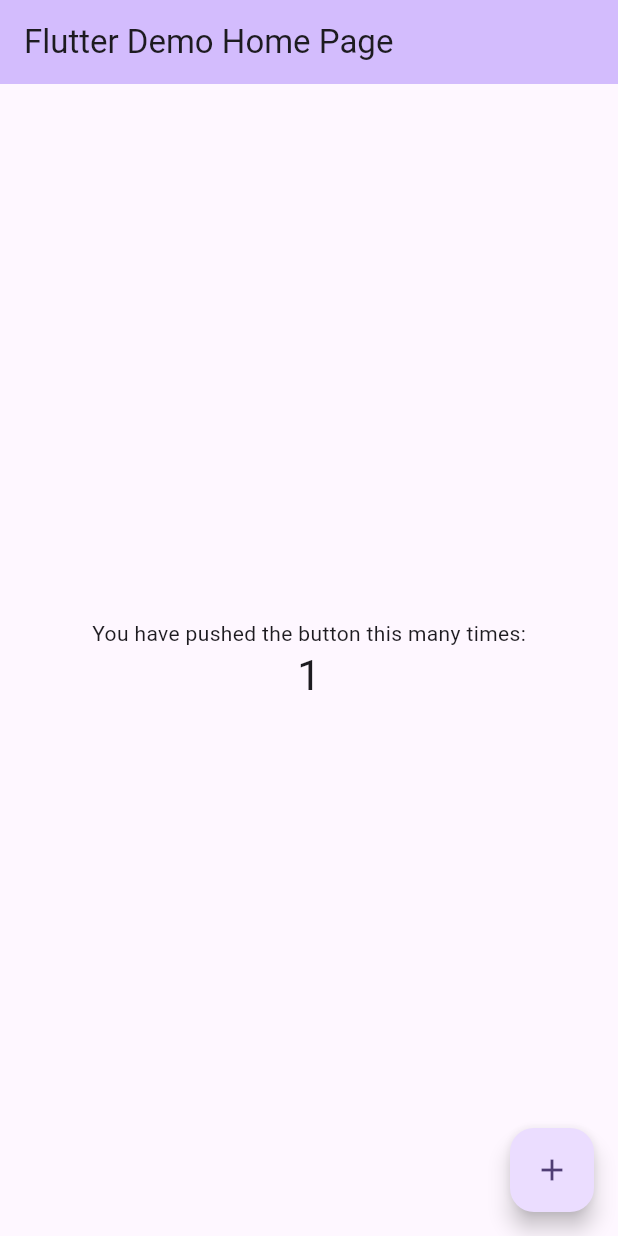
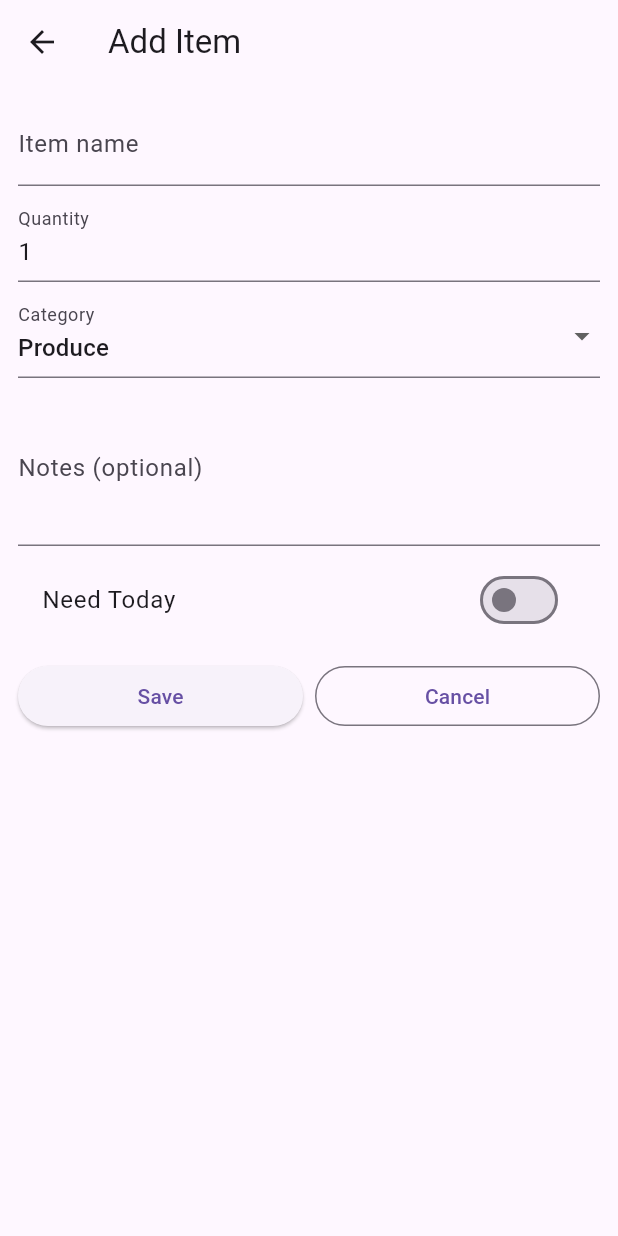
Before and after one commit to funkywhale/project01_groceryapp, a Flutter app: the screen it shows after launch, after a tap on the "add" icon, on a phone screen of 412 x 824 dp. Run offline on Flutter 3.47's test engine with Material 3 defaults, Android fonts, the phone set to English and light mode, and no system bars.

```diff
--- a/lib/main.dart
+++ b/lib/main.dart
@@ -1,122 +1,37 @@
 import 'package:flutter/material.dart';
+import 'models/grocery_list_model.dart';
+import 'screens/home_screen.dart';
 
-void main() {
-  runApp(const MyApp());
+void main() => runApp(const MyApp());
+
+class MyApp extends StatefulWidget {
+  const MyApp({Key? key}) : super(key: key);
+
+  @override
+  State<MyApp> createState() => _MyAppState();
 }
 
-class MyApp extends StatelessWidget {
-  const MyApp({super.key});
-
-  // This widget is the root of your application.
-  @override
-  Widget build(BuildContext context) {
-    return MaterialApp(
-      title: 'Flutter Demo',
-      theme: ThemeData(
-        // This is the theme of your application.
-        //
-        // TRY THIS: Try running your application with "flutter run". You'll see
-        // the application has a purple toolbar. Then, without quitting the app,
-        // try changing the seedColor in the colorScheme below to Colors.green
-        // and then invoke "hot reload" (save your changes or press the "hot
-        // reload" button in a Flutter-supported IDE, or press "r" if you used
-        // the command line to start the app).
-        //
-        // Notice that the counter didn't reset back to zero; the application
-        // state is not lost during the reload. To reset the state, use hot
-        // restart instead.
-        //
-        // This works for code too, not just values: Most code changes can be
-        // tested with just a hot reload.
-        colorScheme: ColorScheme.fromSeed(seedColor: Colors.deepPurple),
-      ),
-      home: const MyHomePage(title: 'Flutter Demo Home Page'),
-    );
-  }
-}
-
-class MyHomePage extends StatefulWidget {
-  const MyHomePage({super.key, required this.title});
-
-  // This widget is the home page of your application. It is stateful, meaning
-  // that it has a State object (defined below) that contains fields that affect
-  // how it looks.
-
-  // This class is the configuration for the state. It holds the values (in this
-  // case the title) provided by the parent (in this case the App widget) and
-  // used by the build method of the State. Fields in a Widget subclass are
-  // always marked "final".
-
-  final String title;
+class _MyAppState extends State<MyApp> {
+  final GroceryListModel model = GroceryListModel();
 
   @override
-  State<MyHomePage> createState() => _MyHomePageState();
-}
+  void initState() {
+    super.initState();
+    model.addListener(() => setState(() {}));
+  }
 
-class _MyHomePageState extends State<MyHomePage> {
-  int _counter = 0;
-
-  void _incrementCounter() {
-    setState(() {
-      // This call to setState tells the Flutter framework that something has
-      // changed in this State, which causes it to rerun the build method below
-      // so that the display can reflect the updated values. If we changed
-      // _counter without calling setState(), then the build method would not be
-      // called again, and so nothing would appear to happen.
-      _counter++;
-    });
+  @override
+  void dispose() {
+    model.dispose();
+    super.dispose();
   }
 
   @override
   Widget build(BuildContext context) {
-    // This method is rerun every time setState is called, for instance as done
-    // by the _incrementCounter method above.
-    //
-    // The Flutter framework has been optimized to make rerunning build methods
-    // fast, so that you can just rebuild anything that needs updating rather
-    // than having to individually change instances of widgets.
-    return Scaffold(
-      appBar: AppBar(
-        // TRY THIS: Try changing the color here to a specific color (to
-        // Colors.amber, perhaps?) and trigger a hot reload to see the AppBar
-        // change color while the other colors stay the same.
-        backgroundColor: Theme.of(context).colorScheme.inversePrimary,
-        // Here we take the value from the MyHomePage object that was created by
-        // the App.build method, and use it to set our appbar title.
-        title: Text(widget.title),
-      ),
-      body: Center(
-        // Center is a layout widget. It takes a single child and positions it
-        // in the middle of the parent.
-        child: Column(
-          // Column is also a layout widget. It takes a list of children and
-          // arranges them vertically. By default, it sizes itself to fit its
-          // children horizontally, and tries to be as tall as its parent.
-          //
-          // Column has various properties to control how it sizes itself and
-          // how it positions its children. Here we use mainAxisAlignment to
-          // center the children vertically; the main axis here is the vertical
-          // axis because Columns are vertical (the cross axis would be
-          // horizontal).
-          //
-          // TRY THIS: Invoke "debug painting" (choose the "Toggle Debug Paint"
-          // action in the IDE, or press "p" in the console), to see the
-          // wireframe for each widget.
-          mainAxisAlignment: MainAxisAlignment.center,
-          children: <Widget>[
-            const Text('You have pushed the button this many times:'),
-            Text(
-              '$_counter',
-              style: Theme.of(context).textTheme.headlineMedium,
-            ),
-          ],
-        ),
-      ),
-      floatingActionButton: FloatingActionButton(
-        onPressed: _incrementCounter,
-        tooltip: 'Increment',
-        child: const Icon(Icons.add),
-      ), // This trailing comma makes auto-formatting nicer for build methods.
+    return MaterialApp(
+      title: 'Smart Grocery List',
+      theme: ThemeData(primarySwatch: Colors.green),
+      home: HomeScreen(model: model),
     );
   }
 }
--- /dev/null
+++ b/lib/models/grocery_item.dart
@@ -0,0 +1,65 @@
+class GroceryItem {
+  final String id;
+  final String name;
+  final int quantity;
+  final String category;
+  final String? notes;
+  final bool priority;
+  final bool purchased;
+  final DateTime createdAt;
+
+  GroceryItem({
+    required this.id,
+    required this.name,
+    required this.quantity,
+    required this.category,
+    this.notes,
+    this.priority = false,
+    this.purchased = false,
+    DateTime? createdAt,
+  }) : createdAt = createdAt ?? DateTime.now();
+
+  GroceryItem copyWith({
+    String? id,
+    String? name,
+    int? quantity,
+    String? category,
+    String? notes,
+    bool? priority,
+    bool? purchased,
+    DateTime? createdAt,
+  }) {
+    return GroceryItem(
+      id: id ?? this.id,
+      name: name ?? this.name,
+      quantity: quantity ?? this.quantity,
+      category: category ?? this.category,
+      notes: notes ?? this.notes,
+      priority: priority ?? this.priority,
+      purchased: purchased ?? this.purchased,
+      createdAt: createdAt ?? this.createdAt,
+    );
+  }
+
+  Map<String, dynamic> toJson() => {
+    'id': id,
+    'name': name,
+    'quantity': quantity,
+    'category': category,
+    'notes': notes,
+    'priority': priority,
+    'purchased': purchased,
+    'createdAt': createdAt.toIso8601String(),
+  };
+
+  factory GroceryItem.fromJson(Map<String, dynamic> j) => GroceryItem(
+    id: j['id'] as String,
+    name: j['name'] as String,
+    quantity: j['quantity'] as int,
+    category: j['category'] as String,
+    notes: j['notes'] as String?,
+    priority: j['priority'] as bool? ?? false,
+    purchased: j['purchased'] as bool? ?? false,
+    createdAt: DateTime.parse(j['createdAt'] as String),
+  );
+}
--- /dev/null
+++ b/lib/models/grocery_list_model.dart
@@ -0,0 +1,96 @@
+import 'dart:collection';
+import 'package:flutter/foundation.dart';
+import 'grocery_item.dart';
+
+class GroceryListModel extends ChangeNotifier {
+  final List<GroceryItem> _items = [];
+
+
+  UnmodifiableListView<GroceryItem> get items => UnmodifiableListView(_items);
+
+  void addItem(GroceryItem item) {
+    _items.add(item);
+    notifyListeners();
+  }
+
+  GroceryItem createAndAdd({
+    required String name,
+    required int quantity,
+    required String category,
+    String? notes,
+    bool priority = false,
+  }) {
+    final item = GroceryItem(
+      id: DateTime.now().microsecondsSinceEpoch.toString(),
+      name: name,
+      quantity: quantity,
+      category: category,
+      notes: notes,
+      priority: priority,
+    );
+    addItem(item);
+    return item;
+  }
+
+  void updateItem(String id, GroceryItem updated) {
+    final idx = _items.indexWhere((e) => e.id == id);
+    if (idx != -1) {
+      _items[idx] = updated;
+      notifyListeners();
+    }
+  }
+
+  void removeItem(String id) {
+    _items.removeWhere((e) => e.id == id);
+    notifyListeners();
+  }
+
+  void togglePurchased(String id) {
+    final idx = _items.indexWhere((e) => e.id == id);
+    if (idx != -1) {
+      final it = _items[idx];
+      _items[idx] = it.copyWith(purchased: !it.purchased);
+      notifyListeners();
+    }
+  }
+
+  Map<String, int> categoryCounts() {
+    final map = <String, int>{};
+    for (final it in _items) {
+      map[it.category] = (map[it.category] ?? 0) + 1;
+    }
+    return map;
+  }
+
+  List<GroceryItem> search({String? query, String? category}) {
+    final q = query?.toLowerCase();
+    return _items.where((it) {
+      if (category != null && category.isNotEmpty && it.category != category)
+        return false;
+      if (q == null || q.isEmpty) return true;
+      return it.name.toLowerCase().contains(q) ||
+          (it.notes ?? '').toLowerCase().contains(q);
+    }).toList();
+  }
+
+
+  Map<String, List<GroceryItem>> groupByCategory({
+    String? query,
+    String? category,
+  }) {
+    final filtered = search(query: query, category: category);
+    final map = <String, List<GroceryItem>>{};
+    for (final it in filtered) {
+      map.putIfAbsent(it.category, () => []).add(it);
+    }
+
+    for (final k in map.keys) {
+      map[k]!.sort((a, b) {
+        if (a.priority && !b.priority) return -1;
+        if (!a.priority && b.priority) return 1;
+        return a.name.compareTo(b.name);
+      });
+    }
+    return map;
+  }
+}
--- /dev/null
+++ b/lib/screens/add_edit_screen.dart
@@ -0,0 +1,156 @@
+import 'package:flutter/material.dart';
+import '../models/grocery_list_model.dart';
+import '../models/grocery_item.dart';
+
+class AddEditScreen extends StatefulWidget {
+  final GroceryListModel model;
+  final GroceryItem? item;
+
+  const AddEditScreen({Key? key, required this.model, this.item})
+    : super(key: key);
+
+  @override
+  State<AddEditScreen> createState() => _AddEditScreenState();
+}
+
+class _AddEditScreenState extends State<AddEditScreen> {
+  final _formKey = GlobalKey<FormState>();
+  final _nameCtl = TextEditingController();
+  final _qtyCtl = TextEditingController(text: '1');
+  final _notesCtl = TextEditingController();
+  String _category = 'Produce';
+  bool _priority = false;
+
+  static const List<String> _categories = [
+    'Produce',
+    'Dairy',
+    'Bakery',
+    'Snacks',
+    'Beverages',
+    'Household',
+  ];
+
+  @override
+  void initState() {
+    super.initState();
+    if (widget.item != null) {
+      final it = widget.item!;
+      _nameCtl.text = it.name;
+      _qtyCtl.text = it.quantity.toString();
+      _notesCtl.text = it.notes ?? '';
+      _category = it.category;
+      _priority = it.priority;
+    }
+  }
+
+  @override
+  void dispose() {
+    _nameCtl.dispose();
+    _qtyCtl.dispose();
+    _notesCtl.dispose();
+    super.dispose();
+  }
+
+  void _save() {
+    if (!_formKey.currentState!.validate()) return;
+    final name = _nameCtl.text.trim();
+    final qty = int.tryParse(_qtyCtl.text) ?? 1;
+
+    if (widget.item == null) {
+      widget.model.createAndAdd(
+        name: name,
+        quantity: qty,
+        category: _category,
+        notes: _notesCtl.text.trim(),
+        priority: _priority,
+      );
+    } else {
+      final updated = widget.item!.copyWith(
+        name: name,
+        quantity: qty,
+        category: _category,
+        notes: _notesCtl.text.trim(),
+        priority: _priority,
+      );
+      widget.model.updateItem(widget.item!.id, updated);
+    }
+
+    Navigator.of(context).pop();
+  }
+
+  @override
+  Widget build(BuildContext context) {
+    final editing = widget.item != null;
+    return Scaffold(
+      appBar: AppBar(title: Text(editing ? 'Edit Item' : 'Add Item')),
+      body: Padding(
+        padding: const EdgeInsets.all(12.0),
+        child: Form(
+          key: _formKey,
+          child: ListView(
+            children: [
+              TextFormField(
+                controller: _nameCtl,
+                decoration: const InputDecoration(labelText: 'Item name'),
+                validator: (v) =>
+                    (v == null || v.trim().isEmpty) ? 'Enter a name' : null,
+              ),
+              const SizedBox(height: 8),
+              TextFormField(
+                controller: _qtyCtl,
+                decoration: const InputDecoration(labelText: 'Quantity'),
+                keyboardType: TextInputType.number,
+                validator: (v) {
+                  final n = int.tryParse(v ?? '');
+                  if (n == null || n <= 0) return 'Enter a valid quantity';
+                  return null;
+                },
+              ),
+              const SizedBox(height: 8),
+              DropdownButtonFormField<String>(
+                initialValue: _category,
+                items: _categories
+                    .map((c) => DropdownMenuItem(value: c, child: Text(c)))
+                    .toList(),
+                onChanged: (v) => setState(() => _category = v ?? _category),
+                decoration: const InputDecoration(labelText: 'Category'),
+              ),
+              const SizedBox(height: 8),
+              TextFormField(
+                controller: _notesCtl,
+                decoration: const InputDecoration(
+                  labelText: 'Notes (optional)',
+                ),
+                maxLines: 3,
+              ),
+              const SizedBox(height: 8),
+              SwitchListTile(
+                title: const Text('Need Today'),
+                value: _priority,
+                onChanged: (v) => setState(() => _priority = v),
+              ),
+              const SizedBox(height: 12),
+              Row(
+                children: [
+                  Expanded(
+                    child: ElevatedButton(
+                      onPressed: _save,
+                      child: const Text('Save'),
+                    ),
+                  ),
+                  const SizedBox(width: 8),
+                  Expanded(
+                    child: OutlinedButton(
+                      onPressed: () => Navigator.of(context).pop(),
+                      child: const Text('Cancel'),
+                    ),
+                  ),
+                ],
+              ),
+            ],
+          ),
+        ),
+      ),
+    );
+  }
+}
--- /dev/null
+++ b/lib/screens/home_screen.dart
@@ -0,0 +1,115 @@
+import 'package:flutter/material.dart';
+import '../models/grocery_list_model.dart';
+import '../widgets/grocery_tile.dart';
+import 'add_edit_screen.dart';
+import 'category_screen.dart';
+
+class HomeScreen extends StatefulWidget {
+  final GroceryListModel model;
+
+  const HomeScreen({Key? key, required this.model}) : super(key: key);
+
+  @override
+  State<HomeScreen> createState() => _HomeScreenState();
+}
+
+class _HomeScreenState extends State<HomeScreen> {
+  String? _filterCategory;
+  String _search = '';
+
+  void _openAdd() async {
+    await Navigator.of(context).push(
+      MaterialPageRoute(builder: (_) => AddEditScreen(model: widget.model)),
+    );
+  }
+
+  void _openCategory() async {
+    final selected = await Navigator.of(context).push<String?>(
+      MaterialPageRoute(builder: (_) => CategoryScreen(model: widget.model)),
+    );
+    if (selected != null)
+      setState(() => _filterCategory = selected.isEmpty ? null : selected);
+  }
+
+  @override
+  Widget build(BuildContext context) {
+    final grouped = widget.model.groupByCategory(
+      query: _search,
+      category: _filterCategory,
+    );
+
+    return Scaffold(
+      appBar: AppBar(
+        title: const Text('Smart Grocery List'),
+        actions: [
+          IconButton(
+            onPressed: _openCategory,
+            icon: const Icon(Icons.filter_list),
+          ),
+        ],
+        bottom: PreferredSize(
+          preferredSize: const Size.fromHeight(56),
+          child: Padding(
+            padding: const EdgeInsets.symmetric(horizontal: 12, vertical: 8),
+            child: TextField(
+              decoration: const InputDecoration(
+                hintText: 'Search items',
+                prefixIcon: Icon(Icons.search),
+                border: OutlineInputBorder(),
+                isDense: true,
+              ),
+              onChanged: (v) => setState(() => _search = v),
+            ),
+          ),
+        ),
+      ),
+      body: grouped.isEmpty
+          ? const Center(child: Text('No items yet — tap + to add one'))
+          : ListView.builder(
+              itemCount: grouped.keys.length,
+              itemBuilder: (context, idx) {
+                final category = grouped.keys.elementAt(idx);
+                final items = grouped[category]!;
+                return Column(
+                  crossAxisAlignment: CrossAxisAlignment.start,
+                  children: [
+                    Padding(
+                      padding: const EdgeInsets.all(8.0),
+                      child: Text(
+                        category,
+                        style: Theme.of(context).textTheme.titleLarge,
+                      ),
+                    ),
+                    ...items.map(
+                      (it) => GroceryTile(
+                        item: it,
+                        onEdit: () async {
+                          await Navigator.of(context).push(
+                            MaterialPageRoute(
+                              builder: (_) =>
+                                  AddEditScreen(model: widget.model, item: it),
+                            ),
+                          );
+                          setState(() {});
+                        },
+                        onDelete: () {
+                          widget.model.removeItem(it.id);
+                          setState(() {});
+                        },
+                        onTogglePurchased: () {
+                          widget.model.togglePurchased(it.id);
+                          setState(() {});
+                        },
+                      ),
+                    ),
+                  ],
+                );
+              },
+            ),
+      floatingActionButton: FloatingActionButton(
+        onPressed: _openAdd,
+        child: const Icon(Icons.add),
+      ),
+    );
+  }
+}
--- a/pubspec.yaml
+++ b/pubspec.yaml
@@ -34,6 +34,7 @@ dependencies:
   # The following adds the Cupertino Icons font to your application.
   # Use with the CupertinoIcons class for iOS style icons.
   cupertino_icons: ^1.0.8
+  shared_preferences: ^2.1.1
 
 dev_dependencies:
   flutter_test:
```
Also changed, not shown: lib/screens/category_screen.dart (added, +35 -0 lines), lib/widgets/grocery_tile.dart (added, +51 -0 lines), pubspec.lock, 3 other files.
